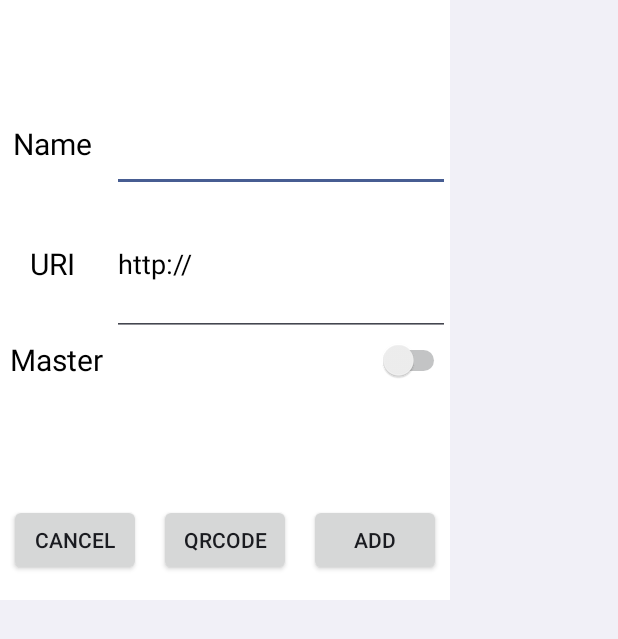
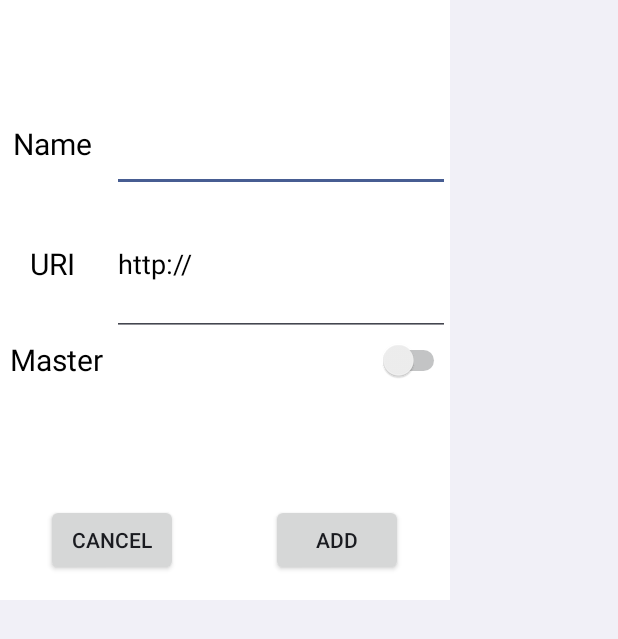
Before and after one commit to DoryeongPark/MobileController, an Android app: the layout addrobot.xml on its own in the app's theme, with its tools: preview values and no code run, on a phone screen of 412 x 824 dp. Shown: the top 639 px of the screen. Run offline under Robolectric (Android 15) with nearby library versions, the phone set to English and light mode, and no system bars.

Commit message:
8/18 qrcode icon

```diff
--- a/app/src/main/res/layout/addrobot.xml
+++ b/app/src/main/res/layout/addrobot.xml
@@ -101,18 +101,7 @@
                 android:layout_height="wrap_content"
                 android:text="cancel"/>
         </LinearLayout>
-        <LinearLayout
-            android:layout_width="0px"
-            android:layout_height="match_parent"
-            android:layout_weight="1"
-            android:gravity="center"
-            android:orientation="vertical">
-            <Button
-                android:id="@+id/btn_QRCode"
-                android:layout_width="wrap_content"
-                android:layout_height="wrap_content"
-                android:text="QRCode" />
-        </LinearLayout>
+
 
         <LinearLayout
             android:layout_width="0px"
```
Also changed, not shown: app/src/main/java/com/wonikrobotics/pathfinder/mc/mobilecontroller/AddRobotDialog.java (+2 -18 lines), app/src/main/java/com/wonikrobotics/pathfinder/mc/mobilecontroller/SelectRobot.java (+36 -2 lines), app/src/main/java/com/wonikrobotics/pathfinder/mc/mobilecontroller/database/DbOpenHelper.java (+10 -0 lines), app/src/main/res/layout/selectrobot.xml (+5 -2 lines), app/src/main/res/drawable/qrcode.png (added).
